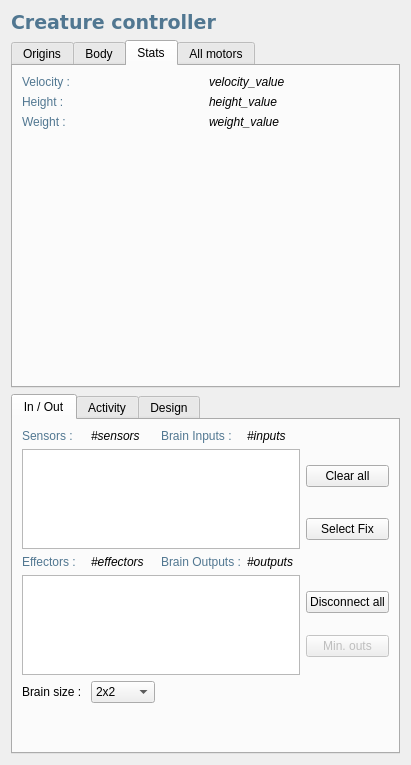
This is src/genelab/core/ui/widgets/entities/entitypropertiescontroller.ui in GeneCraft/GeneCraft-Project as Qt 5 draws it before an edit. The edited form follows.
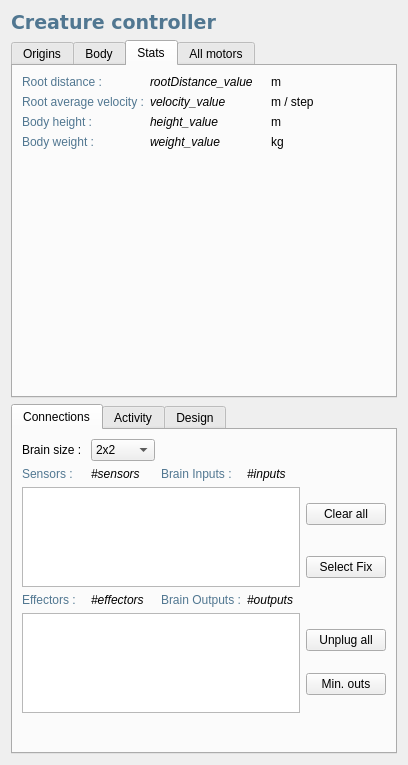
This is the edited form. The open tabs and pages were chosen to show the change. Icons and pictures are not drawn.

Patch:
```diff
--- a/src/genelab/core/ui/widgets/entities/entitypropertiescontroller.ui
+++ b/src/genelab/core/ui/widgets/entities/entitypropertiescontroller.ui
@@ -204,21 +204,7 @@
        <string>Stats</string>
       </attribute>
       <layout class="QGridLayout" name="gridLayout_4">
-       <item row="0" column="1">
-        <widget class="QLabel" name="lName_2">
-         <property name="font">
-          <font>
-           <weight>50</weight>
-           <italic>true</italic>
-           <bold>false</bold>
-          </font>
-         </property>
-         <property name="text">
-          <string>velocity_value</string>
-         </property>
-        </widget>
-       </item>
-       <item row="1" column="0">
+       <item row="3" column="0">
         <widget class="QLabel" name="label_9">
          <property name="font">
           <font>
@@ -230,12 +216,12 @@
           <string notr="true">color: rgb(81, 119, 145);</string>
          </property>
          <property name="text">
-          <string>Height :</string>
+          <string>Body height :</string>
          </property>
         </widget>
        </item>
-       <item row="1" column="1">
-        <widget class="QLabel" name="lFamily_2">
+       <item row="3" column="1">
+        <widget class="QLabel" name="lHeight">
          <property name="font">
           <font>
            <weight>50</weight>
@@ -248,7 +234,7 @@
          </property>
         </widget>
        </item>
-       <item row="2" column="0">
+       <item row="4" column="0">
         <widget class="QLabel" name="label_11">
          <property name="font">
           <font>
@@ -260,12 +246,12 @@
           <string notr="true">color: rgb(81, 119, 145);</string>
          </property>
          <property name="text">
-          <string>Weight :</string>
+          <string>Body weight :</string>
          </property>
         </widget>
        </item>
-       <item row="2" column="1">
-        <widget class="QLabel" name="lGeneration_2">
+       <item row="4" column="1">
+        <widget class="QLabel" name="lWeight">
          <property name="font">
           <font>
            <weight>50</weight>
@@ -278,7 +264,7 @@
          </property>
         </widget>
        </item>
-       <item row="3" column="1">
+       <item row="6" column="1">
         <spacer name="verticalSpacer_4">
          <property name="orientation">
           <enum>Qt::Vertical</enum>
@@ -291,7 +277,50 @@
          </property>
         </spacer>
        </item>
-       <item row="0" column="0">
+       <item row="4" column="2">
+        <widget class="QLabel" name="weightUnit">
+         <property name="text">
+          <string>kg</string>
+         </property>
+        </widget>
+       </item>
+       <item row="3" column="2">
+        <widget class="QLabel" name="heightUnit">
+         <property name="text">
+          <string>m</string>
+         </property>
+        </widget>
+       </item>
+       <item row="1" column="0">
+        <widget class="QLabel" name="label_13">
+         <property name="styleSheet">
+          <string notr="true">color: rgb(81, 119, 145);</string>
+         </property>
+         <property name="text">
+          <string>Root distance : </string>
+         </property>
+        </widget>
+       </item>
+       <item row="1" column="1">
+        <widget class="QLabel" name="lRootDistance">
+         <property name="font">
+          <font>
+           <italic>true</italic>
+          </font>
+         </property>
+         <property name="text">
+          <string>rootDistance_value</string>
+         </property>
+        </widget>
+       </item>
+       <item row="1" column="2">
+        <widget class="QLabel" name="distanceUnit">
+         <property name="text">
+          <string>m</string>
+         </property>
+        </widget>
+       </item>
+       <item row="2" column="0">
         <widget class="QLabel" name="label_10">
          <property name="font">
           <font>
@@ -303,7 +332,28 @@
           <string notr="true">color: rgb(81, 119, 145);</string>
          </property>
          <property name="text">
-          <string>Velocity :</string>
+          <string>Root average velocity :</string>
+         </property>
+        </widget>
+       </item>
+       <item row="2" column="1">
+        <widget class="QLabel" name="lVelocity">
+         <property name="font">
+          <font>
+           <weight>50</weight>
+           <italic>true</italic>
+           <bold>false</bold>
+          </font>
+         </property>
+         <property name="text">
+          <string>velocity_value</string>
+         </property>
+        </widget>
+       </item>
+       <item row="2" column="2">
+        <widget class="QLabel" name="averageVelocityUnit">
+         <property name="text">
+          <string>m / step</string>
          </property>
         </widget>
        </item>
@@ -415,10 +465,10 @@
         <normaloff>:/img/icons/bullet_feed</normaloff>:/img/icons/bullet_feed</iconset>
       </attribute>
       <attribute name="title">
-       <string>In / Out</string>
+       <string>Connections</string>
       </attribute>
       <layout class="QGridLayout" name="gridLayout_3">
-       <item row="0" column="1">
+       <item row="1" column="1">
         <widget class="QLabel" name="label_4">
          <property name="styleSheet">
           <string notr="true">color: rgb(81, 119, 145);</string>
@@ -428,7 +478,7 @@
          </property>
         </widget>
        </item>
-       <item row="0" column="2">
+       <item row="1" column="2">
         <widget class="QLabel" name="lNbrSensors">
          <property name="font">
           <font>
@@ -440,7 +490,7 @@
          </property>
         </widget>
        </item>
-       <item row="1" column="1" rowspan="2" colspan="5">
+       <item row="2" column="1" rowspan="2" colspan="5">
         <widget class="QListWidget" name="lwSensors">
          <property name="minimumSize">
           <size>
@@ -450,7 +500,7 @@
          </property>
         </widget>
        </item>
-       <item row="1" column="6">
+       <item row="2" column="6">
         <widget class="QPushButton" name="pbClearSensors">
          <property name="enabled">
           <bool>true</bool>
@@ -460,14 +510,14 @@
          </property>
         </widget>
        </item>
-       <item row="2" column="6">
+       <item row="3" column="6">
         <widget class="QPushButton" name="pbSelectFixation">
          <property name="text">
           <string>Select Fix</string>
          </property>
         </widget>
        </item>
-       <item row="3" column="1">
+       <item row="4" column="1">
         <widget class="QLabel" name="label_6">
          <property name="styleSheet">
           <string notr="true">color: rgb(81, 119, 145);</string>
@@ -477,7 +527,7 @@
          </property>
         </widget>
        </item>
-       <item row="4" column="1" colspan="5">
+       <item row="5" column="1" colspan="5">
         <widget class="QListWidget" name="lwEffectors">
          <property name="sizePolicy">
           <sizepolicy hsizetype="Expanding" vsizetype="Fixed">
@@ -493,7 +543,7 @@
          </property>
         </widget>
        </item>
-       <item row="11" column="1">
+       <item row="12" column="1">
         <spacer name="verticalSpacer_3">
          <property name="orientation">
           <enum>Qt::Vertical</enum>
@@ -506,48 +556,7 @@
          </property>
         </spacer>
        </item>
-       <item row="9" column="1">
-        <widget class="QLabel" name="label_12">
-         <property name="text">
-          <string>Brain size : </string>
-         </property>
-        </widget>
-       </item>
-       <item row="9" column="2">
-        <widget class="QComboBox" name="cbBrainSize">
-         <item>
-          <property name="text">
-           <string>2x2</string>
-          </property>
-         </item>
-         <item>
-          <property name="text">
-           <string>4x4</string>
-          </property>
-         </item>
-         <item>
-          <property name="text">
-           <string>8x8</string>
-          </property>
-         </item>
-         <item>
-          <property name="text">
-           <string>16x16</string>
-          </property>
-         </item>
-         <item>
-          <property name="text">
-           <string>32x32</string>
-          </property>
-         </item>
-         <item>
-          <property name="text">
-           <string>64x64</string>
-          </property>
-         </item>
-        </widget>
-       </item>
-       <item row="3" column="2">
+       <item row="4" column="2">
         <widget class="QLabel" name="lNbrEffectors">
          <property name="font">
           <font>
@@ -559,7 +568,7 @@
          </property>
         </widget>
        </item>
-       <item row="0" column="3">
+       <item row="1" column="3">
         <widget class="QLabel" name="label_5">
          <property name="styleSheet">
           <string notr="true">color: rgb(81, 119, 145);</string>
@@ -569,7 +578,7 @@
          </property>
         </widget>
        </item>
-       <item row="3" column="3">
+       <item row="4" column="3">
         <widget class="QLabel" name="label_7">
          <property name="styleSheet">
           <string notr="true">color: rgb(81, 119, 145);</string>
@@ -579,7 +588,7 @@
          </property>
         </widget>
        </item>
-       <item row="0" column="4">
+       <item row="1" column="4">
         <widget class="QLabel" name="lNbrBrainInputs">
          <property name="font">
           <font>
@@ -591,7 +600,7 @@
          </property>
         </widget>
        </item>
-       <item row="3" column="4">
+       <item row="4" column="4">
         <widget class="QLabel" name="lNbrBrainOutputs">
          <property name="font">
           <font>
@@ -603,7 +612,7 @@
          </property>
         </widget>
        </item>
-       <item row="4" column="6">
+       <item row="5" column="6">
         <layout class="QVBoxLayout" name="verticalLayout_4">
          <property name="sizeConstraint">
           <enum>QLayout::SetMinimumSize</enum>
@@ -614,14 +623,23 @@
             <bool>true</bool>
            </property>
            <property name="text">
-            <string>Disconnect all</string>
+            <string>Unplug all</string>
            </property>
           </widget>
          </item>
          <item>
           <widget class="QPushButton" name="pbMinimalOuts">
            <property name="enabled">
-            <bool>false</bool>
+            <bool>true</bool>
+           </property>
+           <property name="whatsThis">
+            <string>&lt;!DOCTYPE HTML PUBLIC &quot;-//W3C//DTD HTML 4.0//EN&quot; &quot;http://www.w3.org/TR/REC-html40/strict.dtd&quot;&gt;
+&lt;html&gt;&lt;head&gt;&lt;meta name=&quot;qrichtext&quot; content=&quot;1&quot; /&gt;&lt;style type=&quot;text/css&quot;&gt;
+p, li { white-space: pre-wrap; }
+&lt;/style&gt;&lt;/head&gt;&lt;body style=&quot; font-family:'MS Shell Dlg 2'; font-size:8.25pt; font-weight:400; font-style:normal;&quot;&gt;
+&lt;p style=&quot; margin-top:0px; margin-bottom:0px; margin-left:0px; margin-right:0px; -qt-block-indent:0; text-indent:0px;&quot;&gt;&lt;span style=&quot; font-size:8pt; font-weight:600;&quot;&gt;Used to clear all useless outputs of the entity&lt;/span&gt;&lt;/p&gt;
+&lt;p style=&quot;-qt-paragraph-type:empty; margin-top:0px; margin-bottom:0px; margin-left:0px; margin-right:0px; -qt-block-indent:0; text-indent:0px; font-size:8pt;&quot;&gt;&lt;/p&gt;
+&lt;p style=&quot; margin-top:0px; margin-bottom:0px; margin-left:0px; margin-right:0px; -qt-block-indent:0; text-indent:0px;&quot;&gt;&lt;span style=&quot; font-size:8pt;&quot;&gt;A &amp;quot;motor effector&amp;quot; without free angular degrees (lower limits = upper limits) is useless. By clearing all useless outputs, you avoid to compute brain outputs and thus you can gain a lot of performance.&lt;/span&gt;&lt;/p&gt;&lt;/body&gt;&lt;/html&gt;</string>
            </property>
            <property name="text">
             <string>Min. outs</string>
@@ -630,6 +648,47 @@
          </item>
         </layout>
        </item>
+       <item row="0" column="1">
+        <widget class="QLabel" name="label_12">
+         <property name="text">
+          <string>Brain size : </string>
+         </property>
+        </widget>
+       </item>
+       <item row="0" column="2">
+        <widget class="QComboBox" name="cbBrainSize">
+         <item>
+          <property name="text">
+           <string>2x2</string>
+          </property>
+         </item>
+         <item>
+          <property name="text">
+           <string>4x4</string>
+          </property>
+         </item>
+         <item>
+          <property name="text">
+           <string>8x8</string>
+          </property>
+         </item>
+         <item>
+          <property name="text">
+           <string>16x16</string>
+          </property>
+         </item>
+         <item>
+          <property name="text">
+           <string>32x32</string>
+          </property>
+         </item>
+         <item>
+          <property name="text">
+           <string>64x64</string>
+          </property>
+         </item>
+        </widget>
+       </item>
       </layout>
      </widget>
      <widget class="QWidget" name="tabBrain">
```
Left out of the diff: 73 changed lines with no effect on the pictures.
